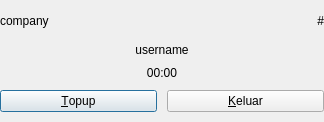
The window that src/client/billingdialog.ui (shift-net/shiftnet-billing-client) describes before a commit, drawn with Qt 5.
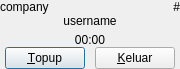
The same window after the commit. Icons and pictures are not drawn.

The edit to the form file:
```diff
--- a/src/client/billingdialog.ui
+++ b/src/client/billingdialog.ui
@@ -6,8 +6,8 @@
    <rect>
     <x>0</x>
     <y>0</y>
-    <width>324</width>
-    <height>122</height>
+    <width>180</width>
+    <height>68</height>
    </rect>
   </property>
   <property name="windowTitle">
@@ -174,6 +174,19 @@
          <property name="bottomMargin">
           <number>0</number>
          </property>
+         <item>
+          <spacer name="horizontalSpacer">
+           <property name="orientation">
+            <enum>Qt::Horizontal</enum>
+           </property>
+           <property name="sizeHint" stdset="0">
+            <size>
+             <width>40</width>
+             <height>20</height>
+            </size>
+           </property>
+          </spacer>
+         </item>
          <item>
           <widget class="QPushButton" name="okButton">
            <property name="text">
@@ -188,6 +201,19 @@
            </property>
           </widget>
          </item>
+         <item>
+          <spacer name="horizontalSpacer_2">
+           <property name="orientation">
+            <enum>Qt::Horizontal</enum>
+           </property>
+           <property name="sizeHint" stdset="0">
+            <size>
+             <width>40</width>
+             <height>20</height>
+            </size>
+           </property>
+          </spacer>
+         </item>
         </layout>
        </widget>
       </item>
```
Left out of the diff: 12 changed lines with no effect on the pictures.
